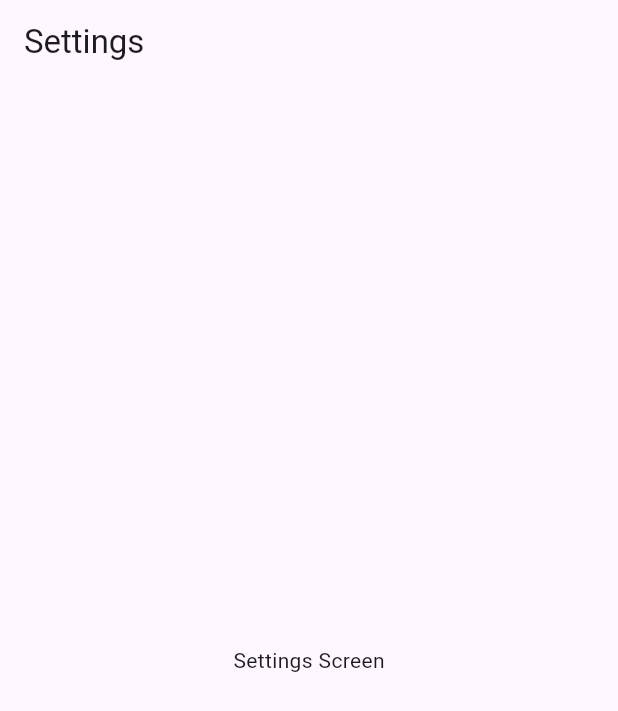
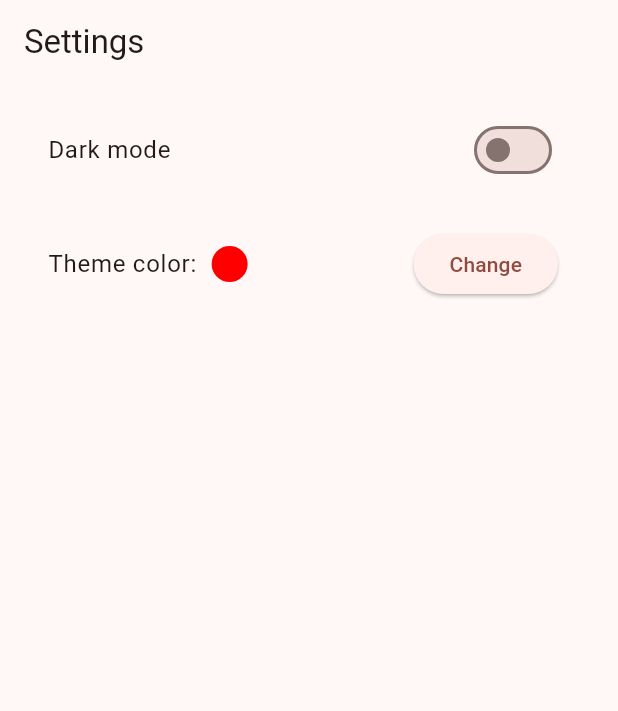
Before and after one commit to mpmarfisi/flutter_projects, a Flutter app: the SettingsScreen screen opened by its route, on a phone screen of 412 x 824 dp. Shown: the top 711 px of the screen. Run offline on Flutter 3.47's test engine with Material 3 defaults, Android fonts, the phone set to English and light mode, and no system bars; our stand-ins replace floor, flutter_colorpicker, flutter_riverpod, go_router, riverpod, sqflite; accounts and stored records are empty; generated files the repository leaves out were written again.

Commit message:
Add dark mode and theme color selection

```diff
--- a/04_tasks-app-db/lib/main.dart
+++ b/04_tasks-app-db/lib/main.dart
@@ -2,6 +2,8 @@ import 'dart:developer';
 import 'package:flutter/material.dart';
 import 'package:navigation/core/database/database.dart';
 import 'package:navigation/core/router/app_router.dart';
+import 'package:navigation/presentation/providers/theme_provider.dart';
+import 'package:flutter_riverpod/flutter_riverpod.dart';
 
 late AppDatabase database;
 Future<void> main() async {
@@ -14,17 +16,21 @@ Future<void> main() async {
   stopwatch.stop();
   log('Database initialized in ${stopwatch.elapsed.inMilliseconds}ms');
 
-  runApp(const MainApp());
+  runApp(const ProviderScope(
+    child: MainApp(),
+  ));
 }
 
-class MainApp extends StatelessWidget {
+class MainApp extends ConsumerWidget {
   const MainApp({super.key});
 
   @override
-  Widget build(BuildContext context) {
+  Widget build(BuildContext context, WidgetRef ref) {
+    final appTheme = ref.watch(themeNotifierProvider);
     return MaterialApp.router (
       debugShowCheckedModeBanner: false,
       routerConfig: appRouter,
+      theme: appTheme.getTheme(),
     );
   }
 }
--- /dev/null
+++ b/04_tasks-app-db/lib/presentation/providers/theme_provider.dart
@@ -0,0 +1,19 @@
+import 'dart:ui';
+
+import 'package:navigation/core/theme/app_theme.dart';
+import 'package:riverpod/riverpod.dart';
+
+final themeNotifierProvider =
+    StateNotifierProvider<ThemeNotifier, AppTheme>((ref) => ThemeNotifier());
+
+class ThemeNotifier extends StateNotifier<AppTheme> {
+  ThemeNotifier() : super(AppTheme());
+
+  void setDarkMode(bool isDarkMode) {
+    state = state.copyWith(isDarkMode: isDarkMode);
+  }
+
+  void setColorTheme(Color color) {
+    state = state.copyWith(selectedColor: color);
+  }
+}
--- a/04_tasks-app-db/lib/presentation/screens/home_screen.dart
+++ b/04_tasks-app-db/lib/presentation/screens/home_screen.dart
@@ -114,7 +114,7 @@ class _HomeScreenState extends State<HomeScreen> {
         tasksFuture: _tasksFuture,
         onTasksUpdated: _refreshTasks, // Pass the callback to _TasksView
       ),
-      floatingActionButton: FloatingActionButton.extended(
+      floatingActionButton: FloatingActionButton(
         onPressed: () async {
           final newTask = await context.push('/edit', extra: {'userId': widget.username}) as Task?;
           if (newTask != null) {
@@ -122,13 +122,13 @@ class _HomeScreenState extends State<HomeScreen> {
             _refreshTasks(); // Refresh tasks after adding a new one
           }
         },
-        label: const Text('+'),
         shape: CircleBorder(
           side: BorderSide(
             color: Theme.of(context).primaryColor,
-            width: 2,
+            width: 3,
           ),
         ),
+        child: const Icon(Icons.add),
       ),
     );
   }
--- a/04_tasks-app-db/lib/presentation/screens/settings_screen.dart
+++ b/04_tasks-app-db/lib/presentation/screens/settings_screen.dart
@@ -1,26 +1,83 @@
 import 'package:flutter/material.dart';
+import 'package:flutter_riverpod/flutter_riverpod.dart'; // Import Riverpod
 import 'package:go_router/go_router.dart';
+import 'package:navigation/presentation/providers/theme_provider.dart'; // Import theme provider
+import 'package:flutter_colorpicker/flutter_colorpicker.dart'; // Import color picker
 
-class SettingsScreen extends StatelessWidget {
+class SettingsScreen extends ConsumerWidget {
   const SettingsScreen({super.key});
 
   @override
-  Widget build(BuildContext context) {
+  Widget build(BuildContext context, WidgetRef ref) {
+    final appTheme = ref.watch(themeNotifierProvider);
+    final themeNotifier = ref.read(themeNotifierProvider.notifier);
+
     return Scaffold(
       appBar: AppBar(
         title: const Text('Settings'),
       ),
-      body: Center(
+      body: Padding(
+        padding: const EdgeInsets.all(16.0),
         child: Column(
-          mainAxisAlignment: MainAxisAlignment.center,
+          crossAxisAlignment: CrossAxisAlignment.start,
           children: [
-            const Text('Settings Screen'),
-            // ElevatedButton(
-            //   onPressed: () {
-            //     context.push('/profile');
-            //   },
-            //   child: const Text('Go to Profile'),
-            // ),
+            SwitchListTile(
+              title: const Text('Dark mode'),
+              value: appTheme.isDarkMode,
+              onChanged: (value) => themeNotifier.setDarkMode(value),
+            ),
+            const SizedBox(height: 20),
+            ListTile(
+              // contentPadding: EdgeInsets.zero,
+              title: Row(
+                children: [
+                  const Text(
+                    'Theme color:',
+                    style: TextStyle(fontSize: 16),
+                  ),
+                  const SizedBox(width: 10),
+                  CircleAvatar(
+                    radius: 12,
+                    backgroundColor: appTheme.selectedColor,
+                  ),
+                ],
+              ),
+              trailing: ElevatedButton(
+                onPressed: () {
+                  showDialog(
+                    context: context,
+                    builder: (context) {
+                      Color selectedColor = appTheme.selectedColor;
+                      return AlertDialog(
+                        title: const Text('Pick a Theme Color'),
+                        content: SingleChildScrollView(
+                          child: ColorPicker(
+                            pickerColor: selectedColor,
+                            onColorChanged: (color) {
+                              selectedColor = color;
+                            },
+                          ),
+                        ),
+                        actions: [
+                          TextButton(
+                            onPressed: () => context.pop(),
+                            child: const Text('Cancel'),
+                          ),
+                          ElevatedButton(
+                            onPressed: () {
+                              themeNotifier.setColorTheme(selectedColor);
+                              context.pop();
+                            },
+                            child: const Text('Select'),
+                          ),
+                        ],
+                      );
+                    },
+                  );
+                },
+                child: const Text('Change'),
+              ),
+            ),
           ],
         ),
       ),
--- a/04_tasks-app-db/pubspec.yaml
+++ b/04_tasks-app-db/pubspec.yaml
@@ -10,6 +10,8 @@ dependencies:
   floor: ^1.5.0
   flutter:
     sdk: flutter
+  flutter_colorpicker: ^1.1.0
+  flutter_riverpod: ^2.6.1
   go_router: ^14.8.1
   riverpod: ^2.6.1
   sqflite: ^2.4.2
```
Also changed, not shown: 04_tasks-app-db/lib/core/theme/app_theme.dart (added, +32 -0 lines), 04_tasks-app-db/pubspec.lock.
